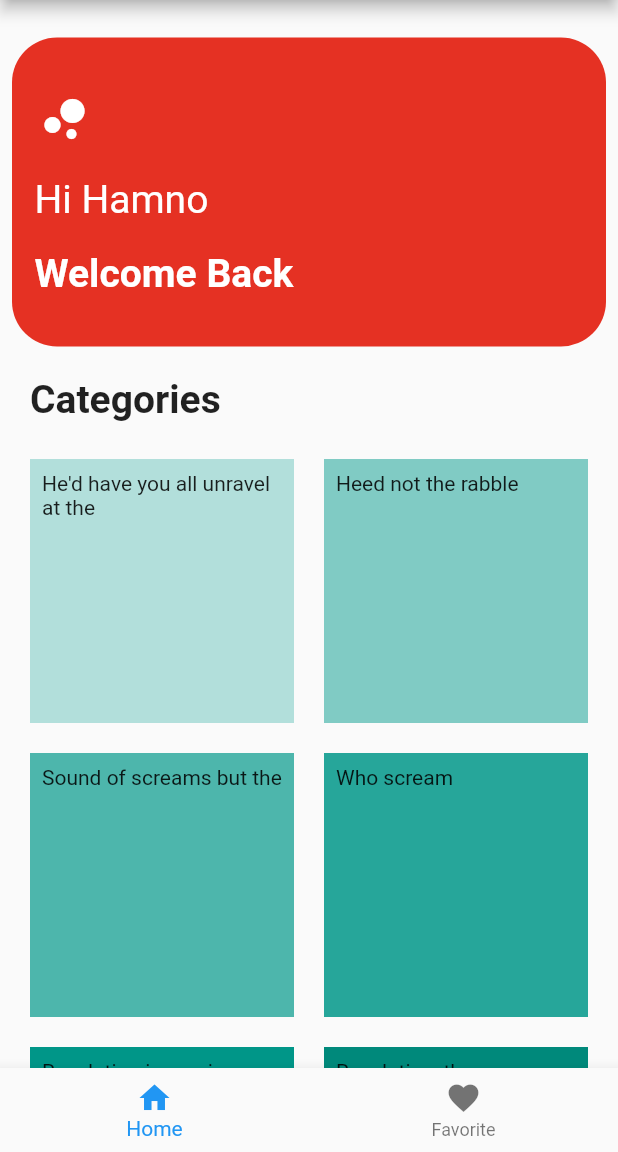
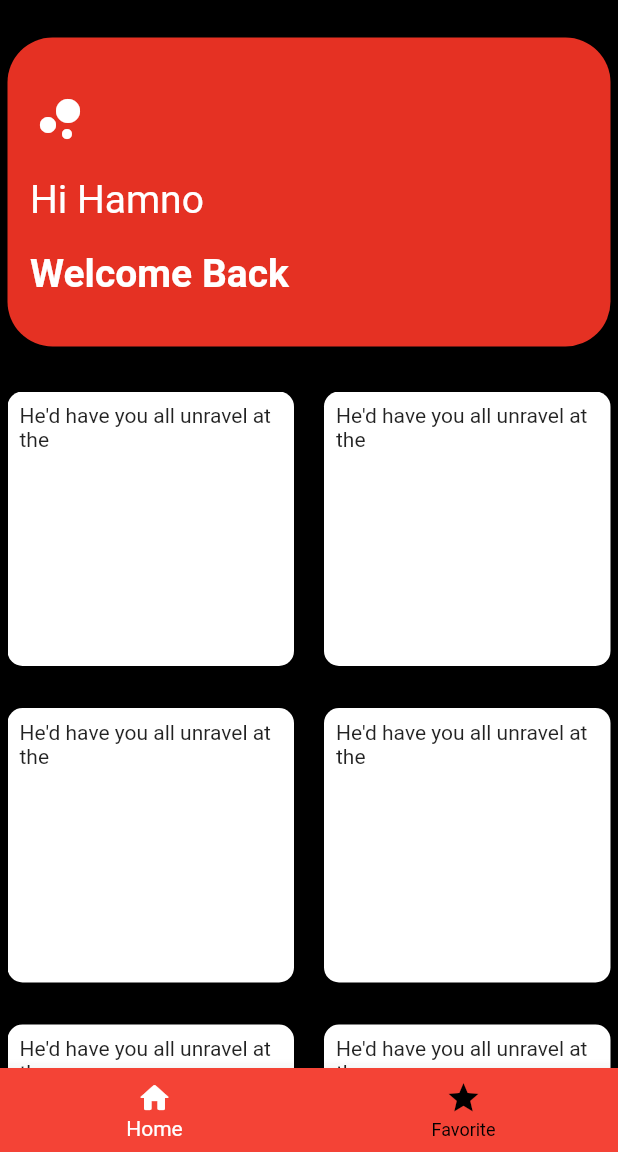
Before and after one commit to pyrolass/Aka_Fitness, a Flutter app: the screen it shows after launch, after a tap on "Login", on a phone screen of 412 x 824 dp, the part 84-1236 px from its top. Run offline on Flutter 3.47's test engine with Material 2 defaults, Android fonts, the phone set to English and light mode, and no system bars; our stand-ins replace auto_size_text.

Commit message:
bottom nav added by las

```diff
--- a/lib/main.dart
+++ b/lib/main.dart
@@ -1,3 +1,4 @@
+import 'package:akafitness/screens/tab_screen.dart';
 import 'package:flutter/material.dart';
 
 import './screens/auth_screen.dart';
@@ -13,13 +14,12 @@ class MyApp extends StatelessWidget {
     return MaterialApp(
       debugShowCheckedModeBanner: false,
       title: 'Aka Fitness',
-      theme: ThemeData(
-        primarySwatch: Colors.blue,
-      ),
+      theme: ThemeData(primarySwatch: Colors.blue, canvasColor: Colors.black),
       home: AuthScreen(),
       routes: {
         AuthScreen.routeName: (context) => AuthScreen(),
         HomeScreen.routeName: (context) => HomeScreen(),
+        TabScreen.routeName: (context) => TabScreen(),
       },
     );
   }
--- a/lib/screens/auth_screen.dart
+++ b/lib/screens/auth_screen.dart
@@ -1,3 +1,4 @@
+import 'package:akafitness/screens/tab_screen.dart';
 import 'package:flutter/material.dart';
 import 'package:auto_size_text/auto_size_text.dart';
 
@@ -75,7 +76,7 @@ class AuthScreen extends StatelessWidget {
                         child: TextButton(
                           onPressed: () {
                             Navigator.pushReplacementNamed(
-                                context, HomeScreen.routeName);
+                                context, TabScreen.routeName);
                           },
                           child: Text(
                             'Login',
--- a/lib/screens/home_screen.dart
+++ b/lib/screens/home_screen.dart
@@ -1,3 +1,5 @@
+import 'package:akafitness/widgets/profile_card.dart';
+import 'package:akafitness/widgets/workout_items.dart';
 import 'package:flutter/cupertino.dart';
 import 'package:flutter/material.dart';
 import 'package:flutter/widgets.dart';
@@ -8,18 +10,6 @@ class HomeScreen extends StatelessWidget {
   @override
   Widget build(BuildContext context) {
     return Scaffold(
-      bottomNavigationBar: BottomNavigationBar(
-        items: [
-          BottomNavigationBarItem(
-            icon: Icon(Icons.home),
-            label: 'Home',
-          ),
-          BottomNavigationBarItem(
-            icon: Icon(Icons.favorite),
-            label: 'Favorite',
-          ),
-        ],
-      ),
       appBar: AppBar(
         centerTitle: true,
         title: Text(
@@ -47,106 +37,31 @@ class HomeScreen extends StatelessWidget {
           ),
         ],
       ),
-      body: Column(
+      body: Padding(
+        padding: const EdgeInsets.only(left: 5, right: 5),
+        child: Column(
           crossAxisAlignment: CrossAxisAlignment.start,
           children: [
-          Container(
-            margin: EdgeInsets.only(
-              top: 25,
-              left: 8,
-              right: 8,
-            ),
-            padding: EdgeInsets.all(15),
-            height: MediaQuery.of(context).size.height / 4,
-            width: double.maxFinite,
-            decoration: BoxDecoration(
-              color: Color.fromRGBO(229, 49, 35, 1),
-              borderRadius: BorderRadius.circular(30),
-            ),
-            child: Column(
-              mainAxisAlignment: MainAxisAlignment.spaceEvenly,
-              crossAxisAlignment: CrossAxisAlignment.start,
-              children: [
-                Icon(
-                  Icons.bubble_chart,
-                  size: 40,
-                  color: Colors.white,
-                ),
-                Text(
-                  'Hi Hamno',
-                  style: TextStyle(
-                    fontSize: 26,
-                    color: Colors.white,
-                  ),
-                ),
-                Text(
-                  'Welcome Back',
-                  style: TextStyle(
-                    fontWeight: FontWeight.bold,
-                    fontSize: 26,
-                    color: Colors.white,
-                  ),
-                )
-              ],
-            ),
-          ),
-          Padding(
-            padding: EdgeInsets.only(
-              top: 20,
-              left: 20,
-              right: 20,
-              bottom: 5,
-            ),
-            child: Text(
-              'Categories',
-              style: TextStyle(
-                fontWeight: FontWeight.bold,
-                fontSize: 26,
-              ),
-            ),
+            ProfileCard(),
+            SizedBox(
+              height: 30,
             ),
             Expanded(
-            child: GridView.count(
-              padding: const EdgeInsets.all(20),
+              child: GridView.builder(
+                gridDelegate: SliverGridDelegateWithFixedCrossAxisCount(
+                  crossAxisCount: 2,
+                  mainAxisSpacing: 20,
                   crossAxisSpacing: 20,
-              mainAxisSpacing: 20,
-              crossAxisCount: 2,
-              children: [
-                Container(
-                  padding: const EdgeInsets.all(8),
-                  child: const Text("He'd have you all unravel at the"),
-                  color: Colors.teal[100],
                 ),
-                Container(
-                  padding: const EdgeInsets.all(8),
-                  child: const Text('Heed not the rabble'),
-                  color: Colors.teal[200],
+                itemBuilder: (context, index) {
+                  return WorkoutItems();
+                },
+                itemCount: 10,
               ),
-                Container(
-                  padding: const EdgeInsets.all(8),
-                  child: const Text('Sound of screams but the'),
-                  color: Colors.teal[300],
-                ),
-                Container(
-                  padding: const EdgeInsets.all(8),
-                  child: const Text('Who scream'),
-                  color: Colors.teal[400],
-                ),
-                Container(
-                  padding: const EdgeInsets.all(8),
-                  child: const Text('Revolution is coming...'),
-                  color: Colors.teal[500],
-                ),
-                Container(
-                  padding: const EdgeInsets.all(8),
-                  child: const Text('Revolution, they...'),
-                  color: Colors.teal[600],
             ),
           ],
         ),
       ),
-        ],
-      ),
     );
   }
 }
--- /dev/null
+++ b/lib/screens/tab_screen.dart
@@ -0,0 +1,53 @@
+import 'package:akafitness/screens/auth_screen.dart';
+import 'package:akafitness/screens/home_screen.dart';
+import 'package:flutter/material.dart';
+
+class TabScreen extends StatefulWidget {
+  static const routeName = '/tab-screen';
+  @override
+  _TabScreenState createState() => _TabScreenState();
+}
+
+class _TabScreenState extends State<TabScreen> {
+  PageController _controller = PageController();
+  int _selectedPageIndex = 0;
+  @override
+  Widget build(BuildContext context) {
+    return Scaffold(
+      body: PageView(
+        physics: NeverScrollableScrollPhysics(),
+        controller: _controller,
+        children: [
+          HomeScreen(),
+          AuthScreen(),
+        ],
+      ),
+      bottomNavigationBar: BottomNavigationBar(
+        backgroundColor: Colors.red,
+        unselectedItemColor: Colors.black,
+        selectedItemColor: Colors.white,
+        currentIndex: _selectedPageIndex,
+        onTap: (index) {
+          setState(() {
+            _selectedPageIndex = index;
+            _controller.animateToPage(
+              _selectedPageIndex,
+              duration: Duration(milliseconds: 200),
+              curve: Curves.easeIn,
+            );
+          });
+        },
+        items: [
+          BottomNavigationBarItem(
+            icon: Icon(Icons.home_rounded),
+            label: 'Home',
+          ),
+          BottomNavigationBarItem(
+            icon: Icon(Icons.star),
+            label: 'Favorite',
+          ),
+        ],
+      ),
+    );
+  }
+}
--- /dev/null
+++ b/lib/widgets/profile_card.dart
@@ -0,0 +1,45 @@
+import 'package:flutter/material.dart';
+
+class ProfileCard extends StatelessWidget {
+  @override
+  Widget build(BuildContext context) {
+    return Container(
+      margin: EdgeInsets.only(
+        top: 25,
+      ),
+      padding: EdgeInsets.all(15),
+      height: MediaQuery.of(context).size.height / 4,
+      width: double.maxFinite,
+      decoration: BoxDecoration(
+        color: Color.fromRGBO(229, 49, 35, 1),
+        borderRadius: BorderRadius.circular(30),
+      ),
+      child: Column(
+        mainAxisAlignment: MainAxisAlignment.spaceEvenly,
+        crossAxisAlignment: CrossAxisAlignment.start,
+        children: [
+          Icon(
+            Icons.bubble_chart,
+            size: 40,
+            color: Colors.white,
+          ),
+          Text(
+            'Hi Hamno',
+            style: TextStyle(
+              fontSize: 26,
+              color: Colors.white,
+            ),
+          ),
+          Text(
+            'Welcome Back',
+            style: TextStyle(
+              fontWeight: FontWeight.bold,
+              fontSize: 26,
+              color: Colors.white,
+            ),
+          )
+        ],
+      ),
+    );
+  }
+}
--- /dev/null
+++ b/lib/widgets/workout_items.dart
@@ -0,0 +1,16 @@
+import 'package:flutter/material.dart';
+
+class WorkoutItems extends StatelessWidget {
+  @override
+  Widget build(BuildContext context) {
+    return Container(
+      decoration: BoxDecoration(
+        color: Colors.white,
+        borderRadius: BorderRadius.circular(10),
+      ),
+      padding: const EdgeInsets.all(8),
+      margin: const EdgeInsets.only(bottom: 8),
+      child: const Text("He'd have you all unravel at the"),
+    );
+  }
+}
```
Lines whose indentation alone changed are shown as unchanged.
